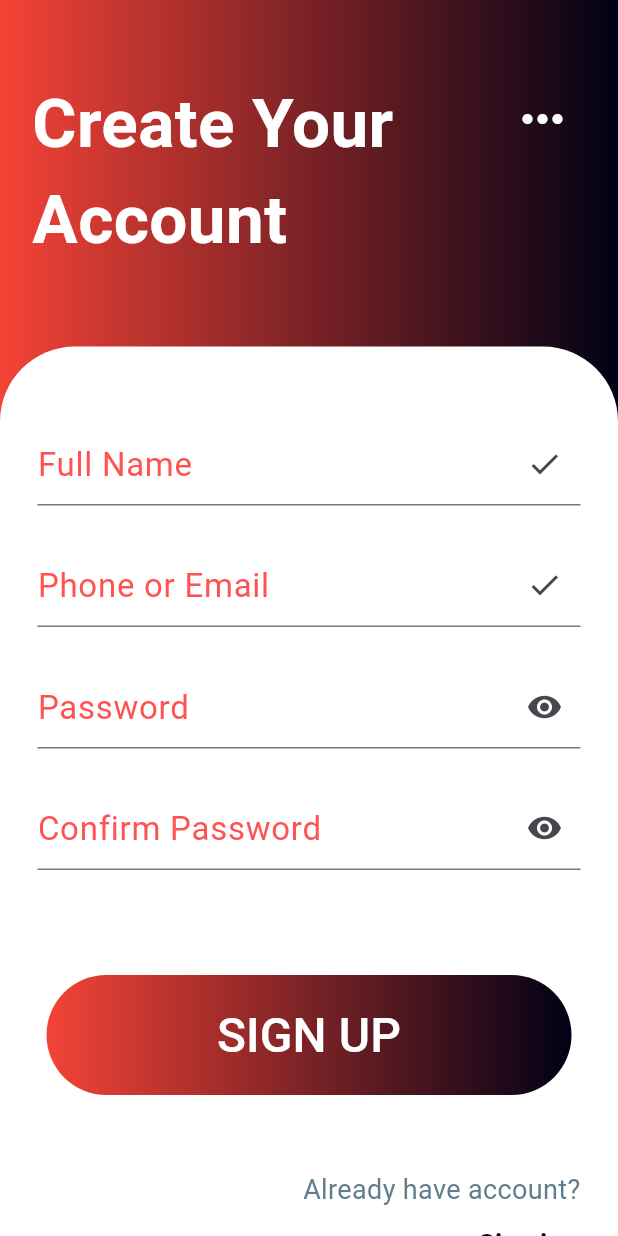
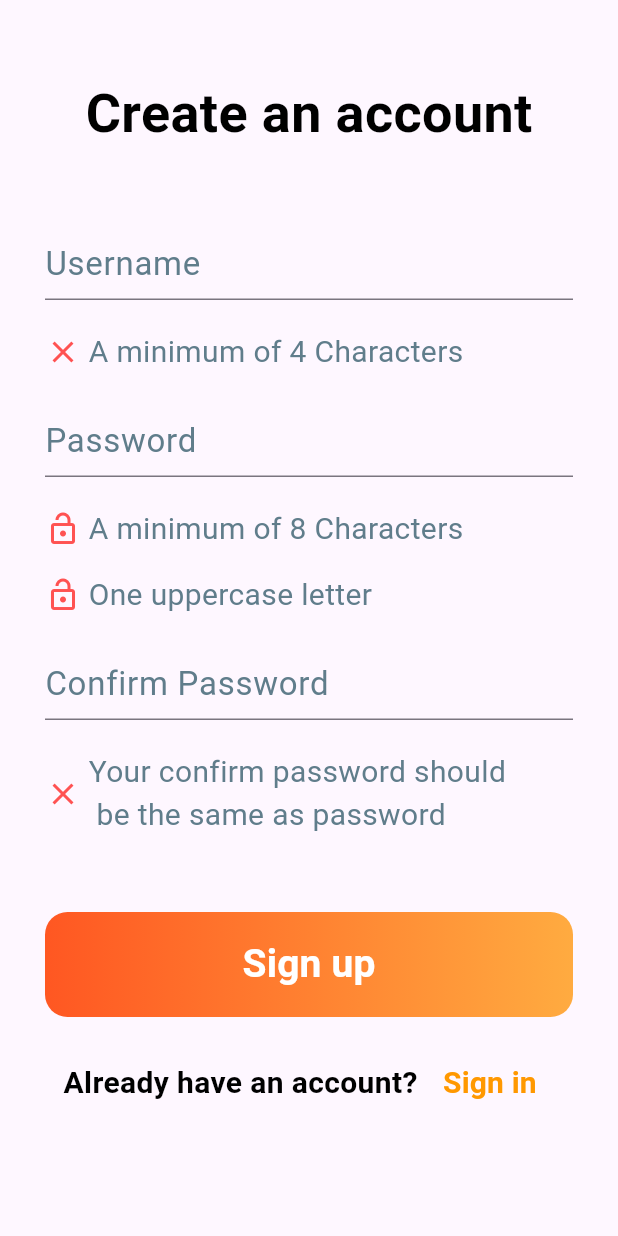
Before and after one commit to rayeezpm/Flutterdemo, a Flutter app: the screen it shows after launch, on a phone screen of 412 x 824 dp. Run offline on Flutter 3.47's test engine with Material 3 defaults, Android fonts, the phone set to English and light mode, and no system bars.

Commit message:
Third Commit

```diff
--- a/lib/main.dart
+++ b/lib/main.dart
@@ -1,5 +1,6 @@
 
 import 'package:demoproject/task/registration%20red/page3.dart';
+import 'package:demoproject/task/signuporange.dart';
 import 'package:flutter/material.dart';
 
 void main() {
@@ -33,7 +34,7 @@ class MyApp extends StatelessWidget {
         colorScheme: ColorScheme.fromSeed(seedColor: Colors.deepPurple),
         useMaterial3: true,
       ),
-      home: const RegisterRed(),
+      home: const SignupOrange(),
     );
   }
 }
--- /dev/null
+++ b/lib/task/signuporange.dart
@@ -0,0 +1,183 @@
+import 'package:flutter/material.dart';
+
+class SignupOrange extends StatefulWidget {
+  const SignupOrange({super.key});
+
+  @override
+  State<SignupOrange> createState() => _SignupOrangeState();
+}
+
+class _SignupOrangeState extends State<SignupOrange> {
+  @override
+  Widget build(BuildContext context) {
+    return Scaffold(
+      body: Padding(
+        padding: const EdgeInsets.only(top: 50, left: 30, right: 30),
+        child: SingleChildScrollView(
+          child: Column(
+            mainAxisAlignment: MainAxisAlignment.start,
+            children: [
+              const Row(
+                mainAxisAlignment: MainAxisAlignment.center,
+                children: [
+                  Text(
+                    'Create an account',
+                    style: TextStyle(
+                        color: Colors.black,
+                        fontSize: 36,
+                        fontWeight: FontWeight.bold),
+                  ),
+                ],
+              ),
+              const SizedBox(
+                height: 50,
+              ),
+              const TextField(
+                decoration: InputDecoration(
+                    hintText: 'Username',
+                    hintStyle: TextStyle(color: Colors.blueGrey, fontSize: 22)),
+              ),
+              const SizedBox(
+                height: 20,
+              ),
+              const Row(
+                mainAxisAlignment: MainAxisAlignment.start,
+                children: [
+                  Icon(
+                    Icons.close_outlined,
+                    color: Colors.redAccent,
+                  ),
+                  SizedBox(
+                    width: 5,
+                  ),
+                  Text(
+                    'A minimum of 4 Characters',
+                    style: TextStyle(color: Colors.blueGrey, fontSize: 20),
+                  )
+                ],
+              ),
+              const SizedBox(
+                height: 20,
+              ),
+              const TextField(
+                obscureText: true,
+                decoration: InputDecoration(
+                    hintText: 'Password',
+                    hintStyle: TextStyle(color: Colors.blueGrey, fontSize: 22)),
+              ),
+              const SizedBox(
+                height: 20,
+              ),
+              const Row(
+                mainAxisAlignment: MainAxisAlignment.start,
+                children: [
+                  Icon(
+                    Icons.lock_open_outlined,
+                    color: Colors.redAccent,
+                  ),
+                  SizedBox(
+                    width: 5,
+                  ),
+                  Text(
+                    'A minimum of 8 Characters',
+                    style: TextStyle(color: Colors.blueGrey, fontSize: 20),
+                  )
+                ],
+              ),
+              const SizedBox(
+                height: 15,
+              ),
+              const Row(
+                mainAxisAlignment: MainAxisAlignment.start,
+                children: [
+                  Icon(
+                    Icons.lock_open_outlined,
+                    color: Colors.redAccent,
+                  ),
+                  SizedBox(
+                    width: 5,
+                  ),
+                  Text(
+                    'One uppercase letter',
+                    style: TextStyle(color: Colors.blueGrey, fontSize: 20),
+                  )
+                ],
+              ),
+              const SizedBox(
+                height: 20,
+              ),
+              const TextField(
+                decoration: InputDecoration(
+                    hintText: 'Confirm Password',
+                    hintStyle: TextStyle(color: Colors.blueGrey, fontSize: 22)),
+              ),
+              const SizedBox(
+                height: 20,
+              ),
+              const Row(
+                mainAxisAlignment: MainAxisAlignment.start,
+                children: [
+                  Icon(
+                    Icons.close_outlined,
+                    color: Colors.redAccent,
+                  ),
+                  SizedBox(
+                    width: 5,
+                  ),
+                  Text(
+                    'Your confirm password should\n be the same as password',
+                    style: TextStyle(color: Colors.blueGrey, fontSize: 20),
+                  ),
+                ],
+              ),
+              const SizedBox(
+                height: 50,
+              ),
+              Container(
+                width: double.infinity,
+                height: 70,
+                decoration: BoxDecoration(
+                    gradient: const LinearGradient(
+                        colors: [Colors.deepOrange, Colors.orangeAccent]),
+                    borderRadius: BorderRadius.circular(15)),
+                child: TextButton(
+                    style: ButtonStyle(
+                        minimumSize:
+                            WidgetStateProperty.all(const Size(double.infinity, 70))),
+                    onPressed: () {},
+                    child: const Text(
+                      'Sign up',
+                      style: TextStyle(
+                          color: Colors.white,
+                          fontSize: 26,
+                          fontWeight: FontWeight.w600),
+                    )),
+              ),
+              const SizedBox(
+                height: 20,
+              ),
+              Row(
+                mainAxisAlignment: MainAxisAlignment.center,
+                children: [
+                  const Text(
+                    'Already have an account?',
+                    style: TextStyle(color: Colors.black, fontSize: 20,fontWeight: FontWeight.w600),
+                  ),
+                  const SizedBox(
+                    width: 5,
+                  ),
+                  TextButton(
+                      onPressed: () {},
+                      child: const Text(
+                        'Sign in',
+                        style: TextStyle(color: Colors.orange, fontSize: 20,fontWeight: FontWeight.w700),
+                      ))
+                ],
+              )
+            ],
+          ),
+        ),
+      ),
+    );
+  }
+}
```
Also changed, not shown: lib/task/signuporg.dart (deleted).
